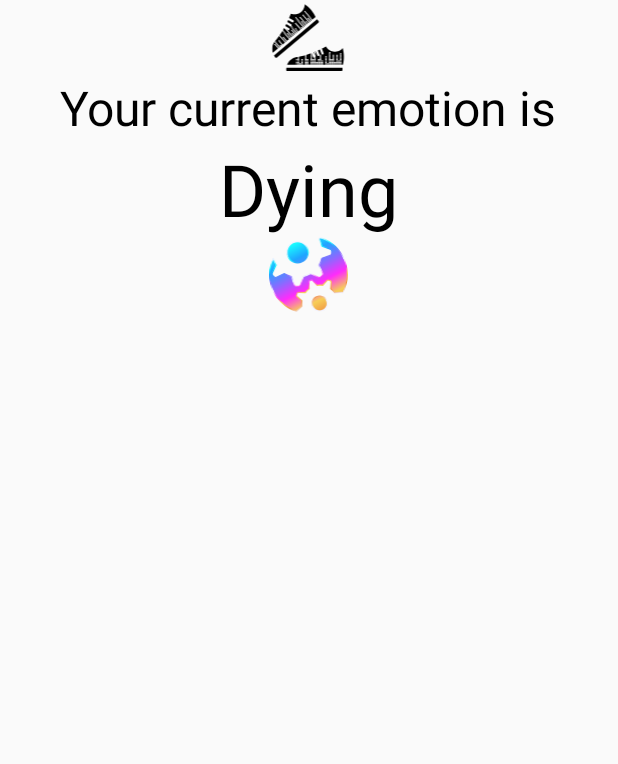
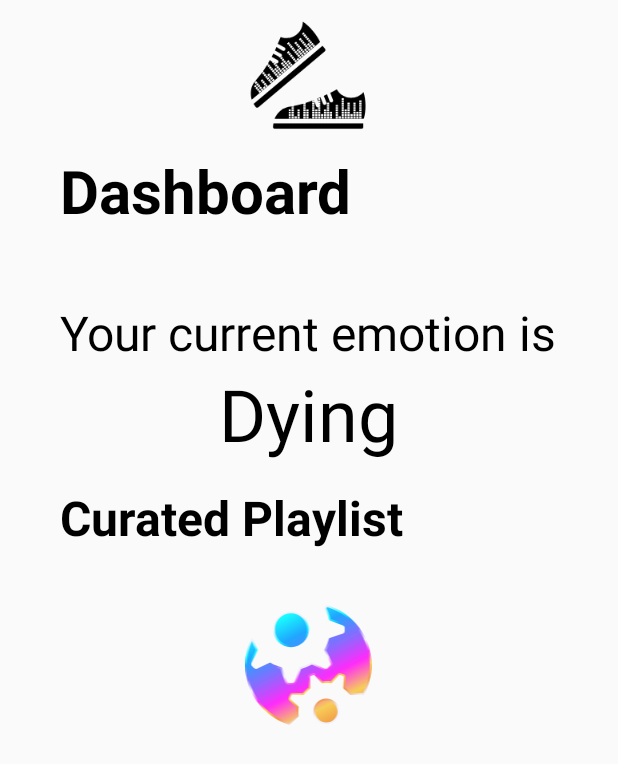
Before and after one commit to eoin-cr/PedalToTheMetal, an Android app built with Jetpack Compose: the screen it shows after launch (PedalToTheMetal), on a phone screen of 412 x 824 dp. Shown: the top 764 px of the screen. Run offline under Robolectric (Android 15) with nearby library versions, the phone set to English and light mode, and no system bars.

Commit message:
update main.xml
Changed layout

```diff
--- a/app/src/main/res/layout/main.xml
+++ b/app/src/main/res/layout/main.xml
@@ -1,5 +1,6 @@
 <?xml version="1.0" encoding="utf-8"?>
 <TableLayout xmlns:android="http://schemas.android.com/apk/res/android"
+    xmlns:tools="http://schemas.android.com/tools"
     android:layout_width="fill_parent"
     android:layout_height="fill_parent"
     android:orientation="vertical"
@@ -12,10 +13,28 @@
 
         <ImageView
             android:id="@+id/imageView3"
-            android:layout_height="50dp"
             android:layout_width="50dp"
-            android:src="@drawable/logo_2"
-            android:layout_gravity="center_horizontal" />
+            android:layout_height="100dp"
+            android:layout_gravity="center_horizontal"
+            android:scaleX="0.8"
+            android:scaleY="0.8"
+            android:src="@drawable/logo_2" />
+    </TableRow>
+
+    <TableRow
+        android:layout_width="fill_parent"
+        android:layout_height="match_parent"
+        android:gravity="center_horizontal" >
+
+        <TextView
+            android:id="@+id/Dashboard"
+            android:layout_width="match_parent"
+            android:layout_height="100dp"
+            android:gravity="left"
+            android:text="Dashboard"
+            android:textColor="#000"
+            android:textSize="40sp"
+            android:textStyle="bold" />
     </TableRow>
 
     <TableRow
@@ -41,7 +60,7 @@
         <TextView
             android:id="@+id/emotion"
             android:layout_width="match_parent"
-            android:layout_height="wrap_content"
+            android:layout_height="80dp"
             android:gravity="center_horizontal"
             android:text="@null"
             android:textColor="#000"
@@ -53,13 +72,29 @@
         android:layout_height="match_parent"
         android:gravity="center_horizontal" >
 
+        <TextView
+            android:id="@+id/Curated_Playlist"
+            android:layout_width="match_parent"
+            android:layout_height="80dp"
+            android:gravity="left"
+            android:text="Curated Playlist"
+            android:textColor="#000"
+            android:textSize="32sp"
+            android:textStyle="bold" />
+    </TableRow>
+
+    <TableRow
+        android:layout_width="fill_parent"
+        android:layout_height="match_parent"
+        android:gravity="center_horizontal" >
+
         <ImageView
             android:id="@+id/htn_logo_view"
-            android:layout_height="50dp"
             android:layout_width="50dp"
-            android:src="@drawable/logo_htn"
+            android:layout_height="80dp"
+            android:contentDescription="@string/htn_logo_name"
             android:gravity="center_horizontal"
-            android:contentDescription="@string/htn_logo_name" />
+            android:src="@drawable/logo_htn" />
     </TableRow>
 
 
```
